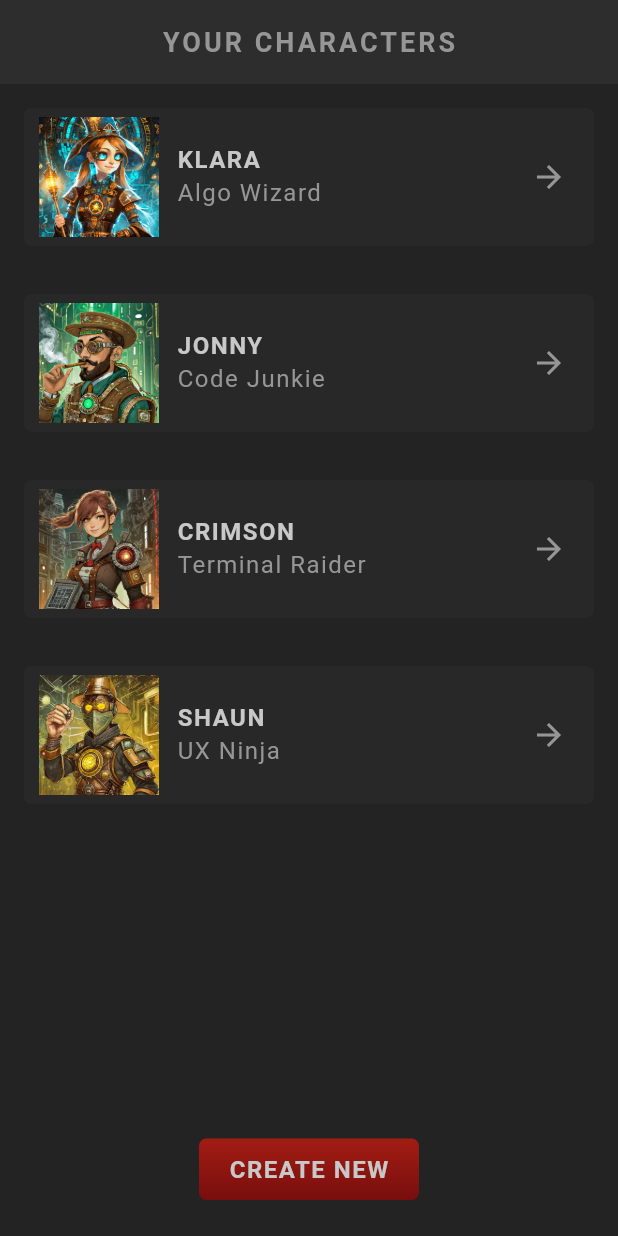
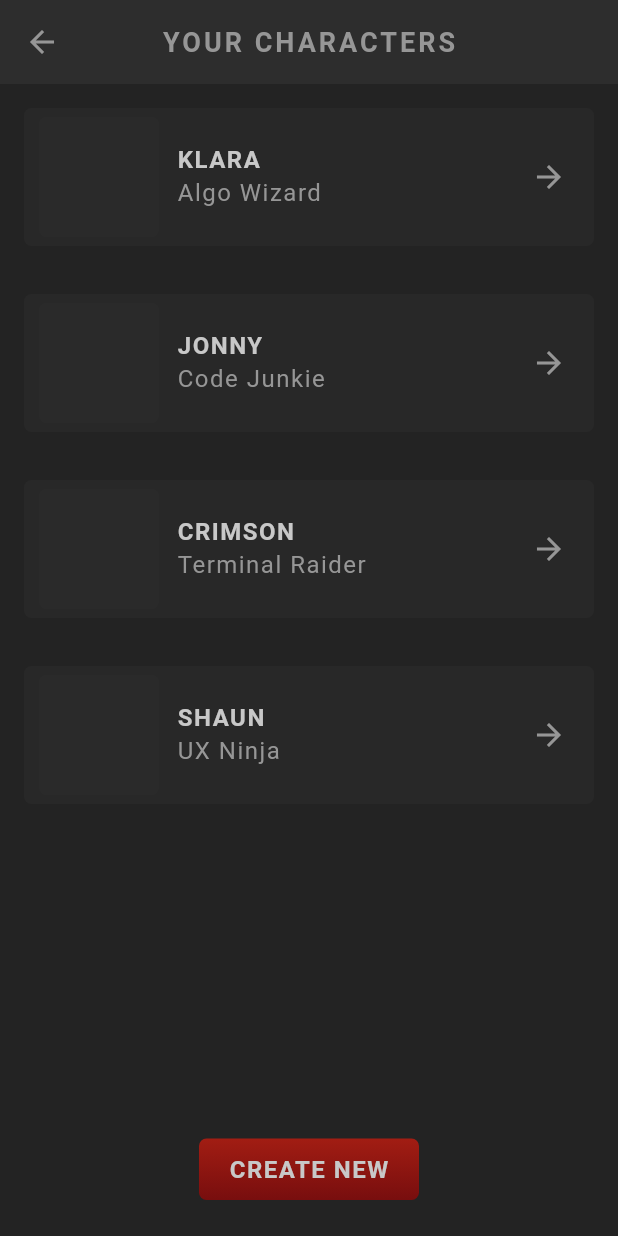
Before and after one commit to chaudhuree/Flutter-Codes, a Flutter app: the Home screen opened directly, on a phone screen of 412 x 824 dp. Run offline on Flutter 3.47's test engine with Material 3 defaults, Android fonts, the phone set to English and light mode, and no system bars; our stand-ins replace flutter_screenutil, google_fonts; Roboto replaces fonts that are missing (Kanit).

Commit message:
feat: implement initial RPG app structure with character creation and listing screens

```diff
--- a/flutter_rpg/lib/main.dart
+++ b/flutter_rpg/lib/main.dart
@@ -1,6 +1,6 @@
 import 'package:flutter/material.dart';
-import 'package:flutter_rpg/screens/create/create.dart';
-// import 'package:flutter_rpg/screens/home/home.dart';
+// import 'package:flutter_rpg/screens/create/create.dart';
+import 'package:flutter_rpg/screens/home/home.dart';
 import 'package:flutter_rpg/theme.dart';
 import 'package:flutter_screenutil/flutter_screenutil.dart';
 
@@ -15,7 +15,7 @@ void main() {
         return MaterialApp(
           theme: primaryTheme,
           debugShowCheckedModeBanner: false,
-          home: const Create(),
+          home: const Home(),
         );
       },
     ),
--- a/flutter_rpg/lib/screens/create/create.dart
+++ b/flutter_rpg/lib/screens/create/create.dart
@@ -2,6 +2,7 @@ import 'package:flutter/material.dart';
 import 'package:flutter_rpg/models/character.dart';
 import 'package:flutter_rpg/models/vocation.dart';
 import 'package:flutter_rpg/screens/create/vocation_card.dart';
+import 'package:flutter_rpg/screens/home/home.dart';
 import 'package:flutter_rpg/shared/styled_button.dart';
 import 'package:flutter_rpg/shared/styled_text.dart';
 import 'package:flutter_rpg/theme.dart';
@@ -62,6 +63,11 @@ class _CreateState extends State<Create> {
         slogan: _sloganContoller.text.trim(),
         vocation: selectedVocation,
       ),
+    );
+
+    Navigator.push(
+      context,
+      MaterialPageRoute(builder: (context) => const Home()),
     );
   }
 
--- a/flutter_rpg/lib/shared/character_card.dart
+++ b/flutter_rpg/lib/shared/character_card.dart
@@ -1,8 +1,8 @@
 import 'package:flutter/material.dart';
 import 'package:flutter_rpg/models/character.dart';
+
 import 'package:flutter_rpg/shared/styled_text.dart';
 import 'package:flutter_rpg/theme.dart';
-import 'package:flutter_screenutil/flutter_screenutil.dart';
 
 class CharacterCard extends StatelessWidget {
   const CharacterCard(this.character, {super.key});
@@ -21,20 +21,28 @@ class CharacterCard extends StatelessWidget {
           mainAxisAlignment: MainAxisAlignment.spaceBetween,
           children: [
             // Character image - fixed width
-            SizedBox(
-              width: 80,
-              height: 80,
-              child: Image.asset(
-                'assets/img/vocations/${character.vocation.image}',
-                fit: BoxFit.cover,
-              ),
-            ),
+            // SizedBox(
+            //   width: 80,
+            //   height: 80,
+            //   child: Image.asset(
+            //     'assets/img/vocations/${character.vocation.image}',
+            //     fit: BoxFit.cover,
+            //   ),
+            // ),
             // Image.asset(
             //   'assets/img/vocations/algo_wizard.jpg',
             //   width: 80.w,
             //   height: 80.h,
             //   fit: BoxFit.cover,
             // ),
+            Container(
+              width: 80,
+              height: 80,
+              decoration: BoxDecoration(
+                color: AppColors.secondaryColor.withValues(alpha: 0.5),
+                borderRadius: BorderRadius.circular(5),
+              ),
+            ),
             const SizedBox(width: 12),
             // Character info - wrap in Expanded to take available space but not overflow
             Expanded(
```
Also changed, not shown: flutter_rpg/lib/screens/home/home.dart (+7 -1 lines).
